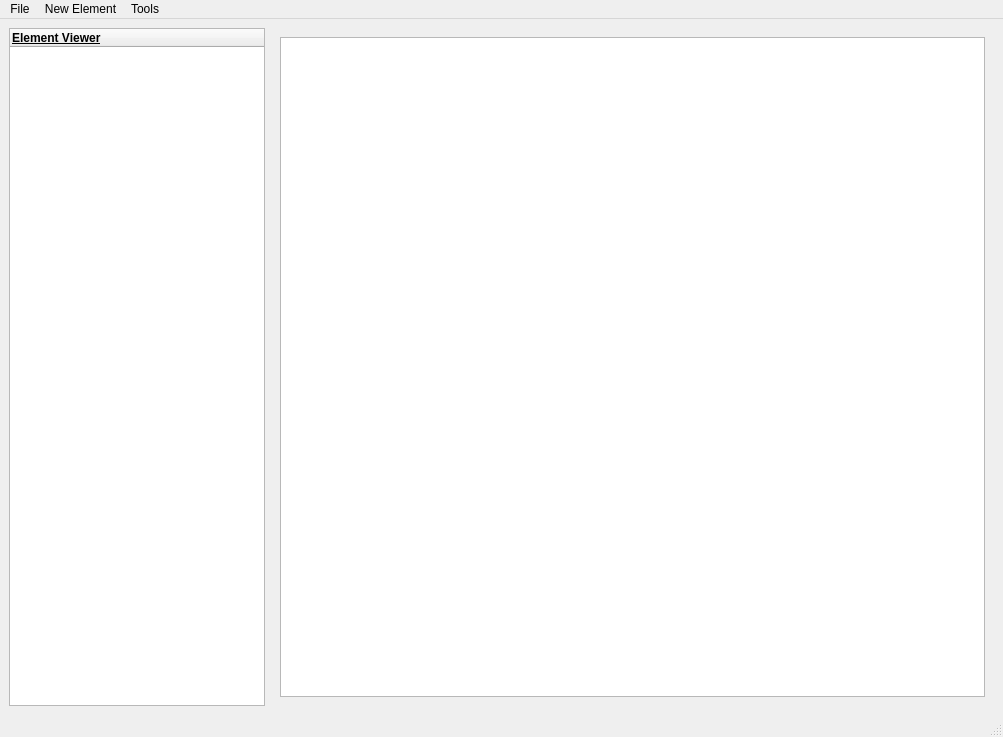
First picture: the form in lib/UIs/ui.ui, repository Faith-and-Code-Technologies/mDirt, before the edit.
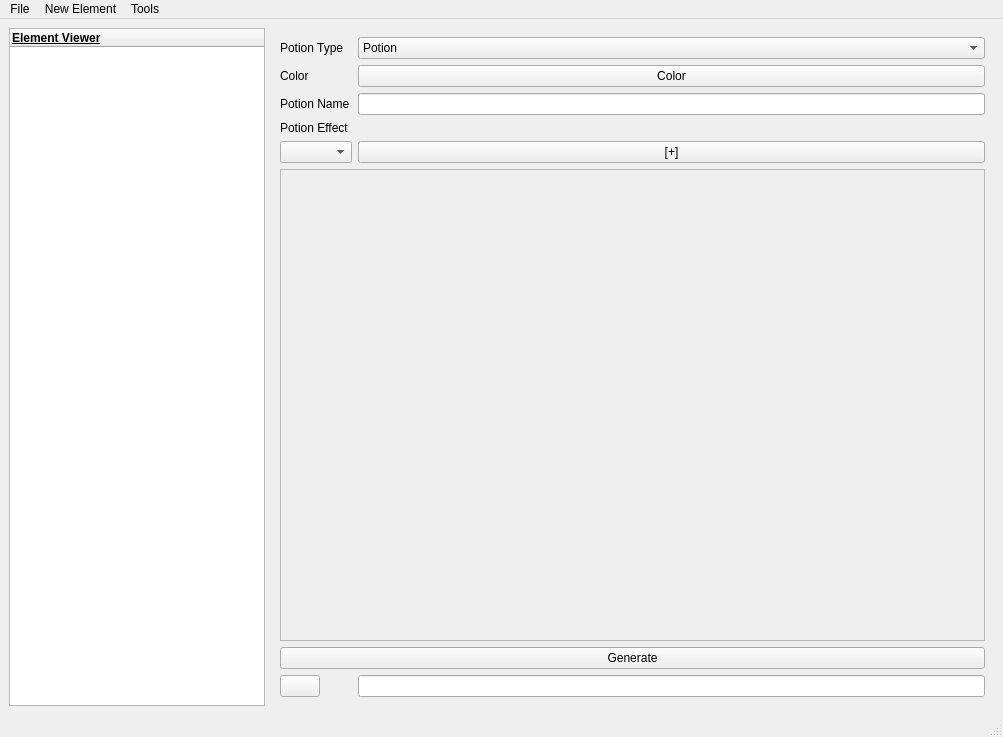
Second picture: the form after the edit. The open tabs and pages were chosen to show the change. Icons and pictures are not drawn. Custom widgets are drawn as their Qt base class.

Commit message: ✨ New Potion Generator

```diff
--- a/lib/UIs/ui.ui
+++ b/lib/UIs/ui.ui
@@ -3036,13 +3036,6 @@
           </item>
          </layout>
         </item>
-        <item row="1" column="0">
-         <widget class="ShadowTextEdit" name="textGeneratorTextBox">
-          <property name="toolTip">
-           <string>&lt;html&gt;&lt;head/&gt;&lt;body&gt;&lt;p&gt;The textbox where you can type your text!&lt;/p&gt;&lt;/body&gt;&lt;/html&gt;</string>
-          </property>
-         </widget>
-        </item>
         <item row="2" column="0">
          <layout class="QHBoxLayout" name="horizontalLayout_3">
           <item>
@@ -3104,6 +3097,137 @@
           </item>
          </layout>
         </item>
+        <item row="1" column="0">
+         <widget class="QTextEdit" name="textGeneratorTextBox"/>
+        </item>
+       </layout>
+      </widget>
+      <widget class="QWidget" name="potionGenerator">
+       <layout class="QFormLayout" name="formLayout_11">
+        <item row="0" column="0">
+         <widget class="QLabel" name="label_58">
+          <property name="text">
+           <string>Potion Type</string>
+          </property>
+         </widget>
+        </item>
+        <item row="0" column="1">
+         <widget class="QComboBox" name="potionType">
+          <item>
+           <property name="text">
+            <string>Potion</string>
+           </property>
+          </item>
+          <item>
+           <property name="text">
+            <string>Splash Potion</string>
+           </property>
+          </item>
+          <item>
+           <property name="text">
+            <string>Lingering Potion</string>
+           </property>
+          </item>
+          <item>
+           <property name="text">
+            <string>Tipped Arrow</string>
+           </property>
+          </item>
+         </widget>
+        </item>
+        <item row="1" column="0">
+         <widget class="QLabel" name="label_59">
+          <property name="text">
+           <string>Color</string>
+          </property>
+         </widget>
+        </item>
+        <item row="1" column="1">
+         <widget class="QPushButton" name="potionColor">
+          <property name="text">
+           <string>Color</string>
+          </property>
+         </widget>
+        </item>
+        <item row="3" column="0" colspan="2">
+         <widget class="QLabel" name="label_57">
+          <property name="text">
+           <string>Potion Effect</string>
+          </property>
+         </widget>
+        </item>
+        <item row="5" column="0">
+         <widget class="QComboBox" name="potionEffectBox"/>
+        </item>
+        <item row="5" column="1">
+         <widget class="QPushButton" name="potionAddEffect">
+          <property name="text">
+           <string>[+]</string>
+          </property>
+         </widget>
+        </item>
+        <item row="6" column="0" colspan="2">
+         <widget class="QScrollArea" name="potionScrollArea">
+          <property name="widgetResizable">
+           <bool>true</bool>
+          </property>
+          <widget class="QWidget" name="scrollAreaWidgetContents_3">
+           <property name="geometry">
+            <rect>
+             <x>0</x>
+             <y>0</y>
+             <width>703</width>
+             <height>218</height>
+            </rect>
+           </property>
+           <layout class="QVBoxLayout" name="verticalLayout_4">
+            <item>
+             <spacer name="verticalSpacer">
+              <property name="orientation">
+               <enum>Qt::Orientation::Vertical</enum>
+              </property>
+              <property name="sizeHint" stdset="0">
+               <size>
+                <width>20</width>
+                <height>40</height>
+               </size>
+              </property>
+             </spacer>
+            </item>
+           </layout>
+          </widget>
+         </widget>
+        </item>
+        <item row="7" column="0" colspan="2">
+         <widget class="QPushButton" name="potionGenerate">
+          <property name="text">
+           <string>Generate</string>
+          </property>
+         </widget>
+        </item>
+        <item row="8" column="0">
+         <widget class="QPushButton" name="potionCopy">
+          <property name="text">
+           <string/>
+          </property>
+          <property name="icon">
+           <iconset theme="QIcon::ThemeIcon::EditCopy"/>
+          </property>
+         </widget>
+        </item>
+        <item row="8" column="1">
+         <widget class="QLineEdit" name="potionOutput"/>
+        </item>
+        <item row="2" column="0">
+         <widget class="QLabel" name="label_60">
+          <property name="text">
+           <string>Potion Name</string>
+          </property>
+         </widget>
+        </item>
+        <item row="2" column="1">
+         <widget class="QLineEdit" name="potionName"/>
+        </item>
        </layout>
       </widget>
      </widget>
@@ -3151,6 +3275,7 @@
      <string>Tools</string>
     </property>
     <addaction name="actionText_Generator"/>
+    <addaction name="actionPotion_Generator"/>
    </widget>
    <addaction name="menuSave"/>
    <addaction name="menuNew_Element"/>
@@ -3236,14 +3361,12 @@
     <string>Text Generator</string>
    </property>
   </action>
+  <action name="actionPotion_Generator">
+   <property name="text">
+    <string>Potion Generator</string>
+   </property>
+  </action>
  </widget>
- <customwidgets>
-  <customwidget>
-   <class>ShadowTextEdit</class>
-   <extends>QTextEdit</extends>
-   <header>shadow_text_edit.h</header>
-  </customwidget>
- </customwidgets>
  <resources/>
  <connections/>
 </ui>
```
The commit also changes 5 other files.
